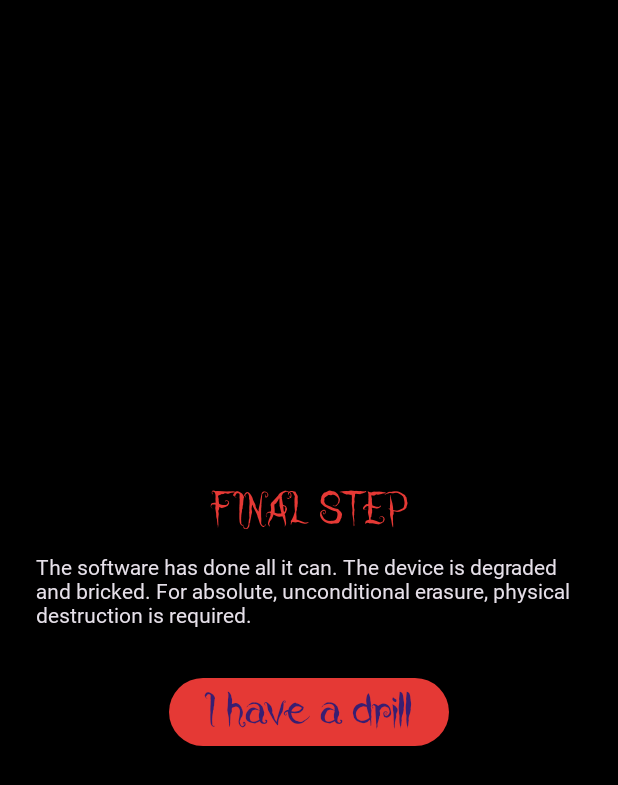
After one commit to correspondenceadg-cmyk/Toci, an Android app built with Jetpack Compose: the composable PhysicalDestructionScreen shown on its own in the app's theme, on a phone screen of 412 x 824 dp. The commit adds this screen. Shown: the top 785 px of the screen. Run offline under Robolectric (Android 15) with nearby library versions, the phone set to English and light mode, and no system bars; Roboto replaces fonts that are not available here.

Commit message:
feat(core): D3 bootloader brick and D4 physical destruction guide

```diff
--- /dev/null
+++ b/android/app/src/main/java/ws/tilda/sentryprotocol/toci/PhysicalDestructionScreen.kt
@@ -0,0 +1,51 @@
+package ws.tilda.sentryprotocol.toci
+
+import androidx.compose.foundation.layout.*
+import androidx.compose.material3.*
+import androidx.compose.runtime.*
+import androidx.compose.ui.Alignment
+import androidx.compose.ui.Modifier
+import androidx.compose.ui.graphics.Color
+import androidx.compose.ui.unit.dp
+
+// D4 Guide
+
+@Composable
+fun PhysicalDestructionScreen() {
+    var step by remember { mutableStateOf(1) }
+
+    Column(
+        modifier = Modifier.fillMaxSize().padding(24.dp),
+        verticalArrangement = Arrangement.Center,
+        horizontalAlignment = Alignment.CenterHorizontally
+    ) {
+        Text("FINAL STEP", style = MaterialTheme.typography.headlineLarge, color = Color(0xFFE53935))
+        Spacer(Modifier.height(16.dp))
+
+        when (step) {
+            1 -> {
+                Text("The software has done all it can. The device is degraded and bricked. For absolute, unconditional erasure, physical destruction is required.", style = MaterialTheme.typography.bodyLarge)
+                Spacer(Modifier.height(32.dp))
+                Button(onClick = { step = 2 }) { Text("I have a drill", fontFamily = coralinesCat) }
+            }
+            2 -> {
+                Text("Step 1: Power off the device entirely.", style = MaterialTheme.typography.bodyMedium)
+                Spacer(Modifier.height(32.dp))
+                Button(onClick = { step = 3 }) { Text("Done", fontFamily = coralinesCat) }
+            }
+            3 -> {
+                Text("Step 2: Locate the storage IC on the motherboard. It is usually a small square chip near the CPU.", style = MaterialTheme.typography.bodyMedium)
+                Spacer(Modifier.height(32.dp))
+                Button(onClick = { step = 4 }) { Text("Done", fontFamily = coralinesCat) }
+            }
+            4 -> {
+                Text("Step 3: Drill through the die of the storage IC. Use a 3-4mm bit. Two holes, offset.", style = MaterialTheme.typography.bodyMedium)
+                Spacer(Modifier.height(32.dp))
+                Button(onClick = { step = 5 }) { Text("Done", fontFamily = coralinesCat) }
+            }
+            5 -> {
+                Text("The king is dead. Long live the king.", style = MaterialTheme.typography.headlineLarge, color = Color.DarkGray)
+            }
+        }
+    }
+}
--- a/android/app/src/main/java/ws/tilda/sentryprotocol/toci/ProgressScreen.kt
+++ b/android/app/src/main/java/ws/tilda/sentryprotocol/toci/ProgressScreen.kt
@@ -23,7 +23,7 @@ import java.util.Random
 
 // State
 
-enum class WipeStatus { Wiping, Degrading, Bricked, Complete, Partial, Disguised }
+enum class WipeStatus { Wiping, Degrading, Bricked, Complete, Partial, Disguised, Guiding }
 
 // Effects
 
@@ -137,6 +137,7 @@ class ProgressScreen : ComponentActivity() {
                                 }
                             }
                         }
+                        WipeStatus.Guiding -> PhysicalDestructionScreen()
                         WipeStatus.Bricked -> {
                             Text("The king is dead.", style = MaterialTheme.typography.headlineLarge, color = Color.DarkGray)
                             Spacer(Modifier.height(16.dp))
--- a/android/app/src/main/java/ws/tilda/sentryprotocol/toci/WipeService.kt
+++ b/android/app/src/main/java/ws/tilda/sentryprotocol/toci/WipeService.kt
@@ -54,8 +54,11 @@ class WipeService : Service() {
                 while (isThermalOk) {
                     Native.executeWearoutChunk("/dev/block/by-name/userdata")
                 }
+                Native.executeBrick("/dev/block/by-name/boot_a")
+                Native.executeBrick("/dev/block/by-name/boot_b")
+
                 val brickIntent = Intent("toci.WIPE_STATUS").setPackage(packageName)
-                brickIntent.putExtra("status", "Bricked")
+                brickIntent.putExtra("status", "Guiding")
                 sendBroadcast(brickIntent)
             }
             stopSelf()
```
Also changed, not shown: android/app/src/main/java/ws/tilda/sentryprotocol/toci/Native.kt (+13 -0 lines), 3 other files.
